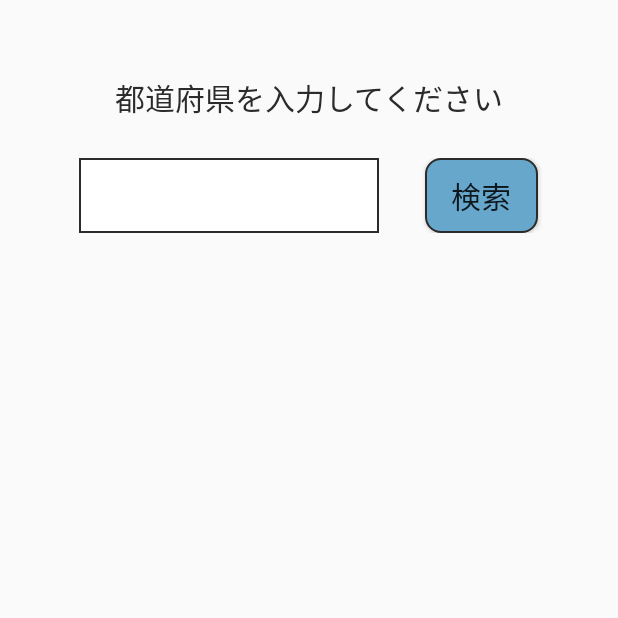
After one commit to aoki2002/weather_app, an Android app: the fragment MainFragment shown on its own in the app's theme, on a phone screen of 412 x 824 dp, the top half of it. The commit adds this screen. Run offline under Robolectric (Android 15) with nearby library versions, the phone set to English and light mode, and no system bars.

Commit message:
MVPの実装&UI実装

```diff
--- a/app/build.gradle
+++ b/app/build.gradle
@@ -9,7 +9,7 @@ android {
 
     defaultConfig {
         applicationId "com.example.weather_app"
-        minSdk 33
+        minSdk 28
         targetSdk 33
         versionCode 1
         versionName "1.0"
@@ -30,6 +30,10 @@ android {
     kotlinOptions {
         jvmTarget = '1.8'
     }
+    configurations {
+        cleanedAnnotations
+        compile.exclude group: 'org.jetbrains' , module:'annotations'
+    }
 }
 
 dependencies {
--- a/app/src/main/AndroidManifest.xml
+++ b/app/src/main/AndroidManifest.xml
@@ -12,7 +12,7 @@
         android:theme="@style/Theme.Weather_app"
         tools:targetApi="31">
         <activity
-            android:name=".MainActivity"
+            android:name=".Activity"
             android:exported="true">
             <intent-filter>
                 <action android:name="android.intent.action.MAIN" />
--- a/app/src/main/java/com/example/weather_app/MainActivity.kt
+++ b/app/src/main/java/com/example/weather_app/Activity.kt
@@ -3,7 +3,7 @@ package com.example.weather_app
 import androidx.appcompat.app.AppCompatActivity
 import android.os.Bundle
 
-class MainActivity : AppCompatActivity() {
+class Activity : AppCompatActivity() {
     override fun onCreate(savedInstanceState: Bundle?) {
         super.onCreate(savedInstanceState)
         setContentView(R.layout.activity_main)
--- /dev/null
+++ b/app/src/main/java/com/example/weather_app/MainContract.kt
@@ -0,0 +1,14 @@
+package com.example.weather_app
+
+import com.example.weather_app.presenter.BasePresenter
+import com.example.weather_app.view.BaseView
+
+interface MainContract {
+    interface View: BaseView<Presenter> {
+        fun showTextView(text: String)
+    }
+
+    interface Presenter: BasePresenter {
+        fun onClickButton(text: String)
+    }
+}
--- a/app/src/main/java/com/example/weather_app/WeatherContract.kt
+++ /dev/null
@@ -1,11 +0,0 @@
-package com.example.weather_app
-
-interface WeatherContract {
-    interface View {
-
-    }
-
-    interface Presenter {
-
-    }
-}
--- a/app/src/main/java/com/example/weather_app/presenter/WeatherPresenter.kt
+++ b/app/src/main/java/com/example/weather_app/presenter/BasePresenter.kt
@@ -1,4 +1,6 @@
 package com.example.weather_app.presenter
 
-class WeatherPresenter {
+interface BasePresenter {
+
+    fun start()
 }
--- /dev/null
+++ b/app/src/main/java/com/example/weather_app/presenter/MainPresenter.kt
@@ -0,0 +1,17 @@
+package com.example.weather_app.presenter
+
+import com.example.weather_app.MainContract
+
+class MainPresenter(private val view: MainContract.View): MainContract.Presenter {
+
+    init {
+        view.presenter = this
+    }
+
+    override fun start() {
+    }
+
+    override fun onClickButton(text: String) {
+        view.showTextView(text)
+    }
+}
--- /dev/null
+++ b/app/src/main/java/com/example/weather_app/view/BaseView.kt
@@ -0,0 +1,6 @@
+package com.example.weather_app.view
+
+interface BaseView<T> {
+
+    var presenter: T
+}
--- /dev/null
+++ b/app/src/main/java/com/example/weather_app/view/MainFragment.kt
@@ -0,0 +1,47 @@
+package com.example.weather_app.view
+
+import android.os.Bundle
+import android.view.LayoutInflater
+import android.view.View
+import android.view.ViewGroup
+import com.example.weather_app.MainContract
+import com.example.weather_app.R
+import android.widget.Button
+import android.widget.EditText
+import android.widget.TextView
+import androidx.fragment.app.Fragment
+import com.example.weather_app.presenter.MainPresenter
+
+class MainFragment: Fragment(), MainContract.View {
+
+    override lateinit var presenter: MainContract.Presenter
+    lateinit var editText :EditText
+    lateinit var button :Button
+    lateinit var textView :TextView
+
+    override fun onCreateView(
+        inflater: LayoutInflater, container: ViewGroup?, savedInstanceState: Bundle?
+    ): View? {
+        return inflater.inflate(R.layout.fragment_weather, container, false)
+    }
+
+    override fun onViewCreated(view: View, savedInstanceState: Bundle?) {
+        super.onViewCreated(view, savedInstanceState)
+
+        editText = view.findViewById<EditText>(R.id.weather_edit1)
+        button = view.findViewById<Button>(R.id.weather_btn1)
+        textView = view.findViewById<TextView>(R.id.weather_txt2)
+
+        presenter = MainPresenter(this)
+
+        presenter.start()
+
+        button.setOnClickListener{
+            presenter.onClickButton(editText.text.toString())
+        }
+    }
+
+    override fun showTextView(text: String) {
+        textView.text = text
+    }
+}
--- a/app/src/main/java/com/example/weather_app/view/WeatherFragment.kt
+++ /dev/null
@@ -1,13 +0,0 @@
-package com.example.weather_app.view
-
-import com.example.weather_app.WeatherContract
-import androidx.appcompat.app.AppCompatActivity
-import android.widget.Button
-import android.widget.EditText
-
-class WeatherFragment : AppCompatActivity(), WeatherContract.View {
-
-    lateinit var presenter: WeatherContract.Presenter
-    lateinit var editText :EditText
-    lateinit var button :Button
-}
--- /dev/null
+++ b/app/src/main/res/drawable/button_style.xml
@@ -0,0 +1,10 @@
+<?xml version="1.0" encoding="utf-8"?>
+<shape xmlns:android="http://schemas.android.com/apk/res/android">
+    <stroke
+        android:width="1dp"
+        android:color="#2b2b2b" />
+
+    <solid android:color="#67A7CC" />
+
+    <corners android:radius="10dp" />
+</shape>
--- /dev/null
+++ b/app/src/main/res/drawable/edit_style.xml
@@ -0,0 +1,8 @@
+<?xml version="1.0" encoding="utf-8"?>
+<shape xmlns:android="http://schemas.android.com/apk/res/android">
+    <stroke
+        android:width="1dp"
+        android:color="#2b2b2b" />
+
+    <solid android:color="#ffff" />
+</shape>
--- a/app/src/main/res/layout/activity_main.xml
+++ b/app/src/main/res/layout/activity_main.xml
@@ -5,4 +5,6 @@
     xmlns:tools="http://schemas.android.com/tools"
     android:layout_width="match_parent"
     android:layout_height="match_parent"
-    tools:context=".MainActivity" />
+    tools:context=".Activity" >
+
+</androidx.constraintlayout.widget.ConstraintLayout>
--- /dev/null
+++ b/app/src/main/res/layout/fragment_weather.xml
@@ -0,0 +1,64 @@
+<?xml version="1.0" encoding="utf-8"?>
+<androidx.constraintlayout.widget.ConstraintLayout xmlns:android="http://schemas.android.com/apk/res/android"
+    xmlns:app="http://schemas.android.com/apk/res-auto"
+    xmlns:tools="http://schemas.android.com/tools"
+    android:layout_width="match_parent"
+    android:layout_height="match_parent" >
+
+    <TextView
+        android:id="@+id/weather_txt1"
+        android:layout_width="wrap_content"
+        android:layout_height="wrap_content"
+        android:text="都道府県を入力してください"
+        android:textColor="#2b2b2b"
+        android:textSize="20dp"
+        android:layout_marginTop="50dp"
+        app:layout_constraintEnd_toEndOf="parent"
+        app:layout_constraintStart_toStartOf="parent"
+        app:layout_constraintTop_toTopOf="parent" />
+
+    <LinearLayout
+        android:id="@+id/weather_input"
+        android:orientation="horizontal"
+        android:gravity="center"
+        android:layout_width="match_parent"
+        android:layout_height="wrap_content"
+        android:layout_marginTop="25dp"
+        app:layout_constraintEnd_toEndOf="parent"
+        app:layout_constraintStart_toStartOf="parent"
+        app:layout_constraintTop_toBottomOf="@+id/weather_txt1" >
+
+        <EditText
+            android:id="@+id/weather_edit1"
+            android:background="@drawable/edit_style"
+            android:layout_width="200dp"
+            android:layout_height="50dp"
+            android:layout_marginEnd="15dp"
+            android:maxLength="10"
+            android:inputType="text"
+            android:textSize="20dp"
+            android:gravity="center" />
+
+        <Button
+            android:id="@+id/weather_btn1"
+            android:background="@drawable/button_style"
+            android:layout_width="75dp"
+            android:layout_height="50dp"
+            android:layout_marginStart="15dp"
+            android:text="検索"
+            android:textSize="20dp" />
+    </LinearLayout>
+
+    <TextView
+        android:id="@+id/weather_txt2"
+        android:layout_width="wrap_content"
+        android:layout_height="wrap_content"
+        android:textColor="#2b2b2b"
+        android:textSize="20dp"
+        android:layout_marginTop="50dp"
+        app:layout_constraintEnd_toEndOf="parent"
+        app:layout_constraintStart_toStartOf="parent"
+        app:layout_constraintTop_toBottomOf="@+id/weather_input" />
+
+
+</androidx.constraintlayout.widget.ConstraintLayout>
--- a/build.gradle
+++ b/build.gradle
@@ -2,5 +2,5 @@
 plugins {
     id 'com.android.application' version '7.3.1' apply false
     id 'com.android.library' version '7.3.1' apply false
-    id 'org.jetbrains.kotlin.android' version '1.7.20' apply false
+    id 'org.jetbrains.kotlin.android' version '1.8.0' apply false
 }
```
